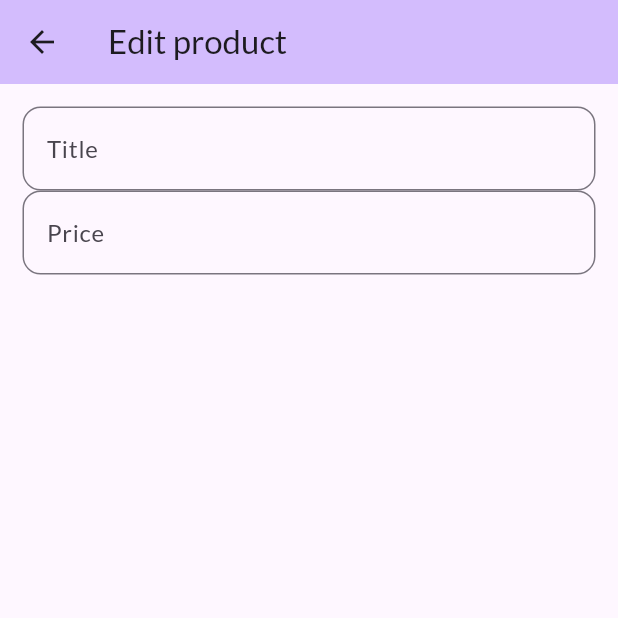
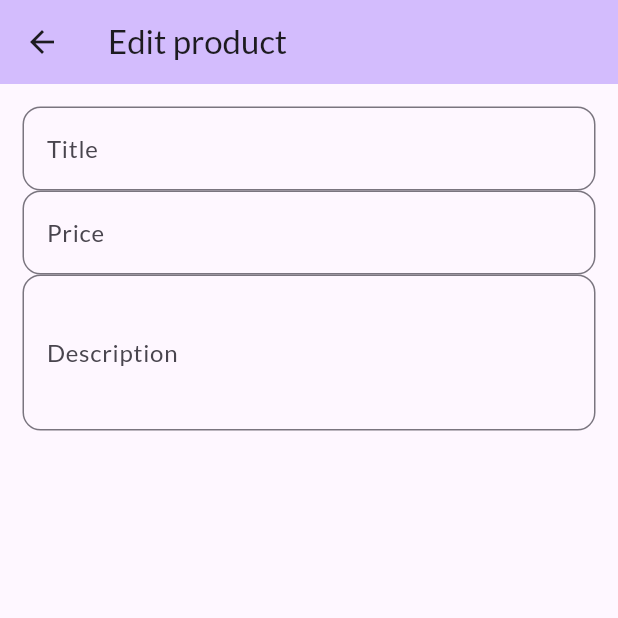
Before and after one commit to Reghay-repo/shop_app_flutter, a Flutter app: the EditProductScreen screen opened by its route, on a phone screen of 412 x 824 dp, the top half of it. Run offline on Flutter 3.47's test engine with Material 2 defaults, Android fonts, the phone set to English and light mode, and no system bars; network calls fail.

```diff
--- a/lib/screens/edit_product_screen.dart
+++ b/lib/screens/edit_product_screen.dart
@@ -8,7 +8,16 @@ class EditProductScreen extends StatefulWidget {
 }
 
 class _EditProductScreenState extends State<EditProductScreen> {
-  final _priceNode = FocusNode();
+  final _priceFocusNode = FocusNode();
+  final _descriptionFocusNode = FocusNode();
+
+  @override
+  void dispose() {
+    _descriptionFocusNode.dispose();
+    _priceFocusNode.dispose();
+    super.dispose();
+  }
+
   @override
   Widget build(BuildContext context) {
     return Scaffold(
@@ -22,17 +31,20 @@ class _EditProductScreenState extends State<EditProductScreen> {
           child: ListView(
             children: <Widget>[
               TextFormField(
-                onFieldSubmitted: (_) {
-                  FocusScope.of(context).requestFocus(_priceNode);
-                },
                 decoration: const InputDecoration(
                     labelText: 'Title',
                     border: OutlineInputBorder(
                         borderRadius: BorderRadius.all(Radius.circular(12)))),
                 textInputAction: TextInputAction.next,
+                onFieldSubmitted: (_) {
+                  FocusScope.of(context).requestFocus(_priceFocusNode);
+                },
               ),
               TextFormField(
-                focusNode: _priceNode,
+                focusNode: _priceFocusNode,
+                onFieldSubmitted: (_) {
+                  FocusScope.of(context).requestFocus(_descriptionFocusNode);
+                },
                 decoration: const InputDecoration(
                   labelText: 'Price',
                   border: OutlineInputBorder(
@@ -43,7 +55,17 @@ class _EditProductScreenState extends State<EditProductScreen> {
                 ),
                 textInputAction: TextInputAction.next,
                 keyboardType: TextInputType.number,
-              )
+              ),
+              TextFormField(
+                maxLines: 3,
+                focusNode: _descriptionFocusNode,
+                keyboardType: TextInputType.multiline,
+                decoration: const InputDecoration(
+                    labelText: 'Description',
+                    border: OutlineInputBorder(
+                        borderRadius: BorderRadius.all(Radius.circular(12)))),
+                // textInputAction: TextInputAction.next,
+              ),
             ],
           ),
         ),
```
